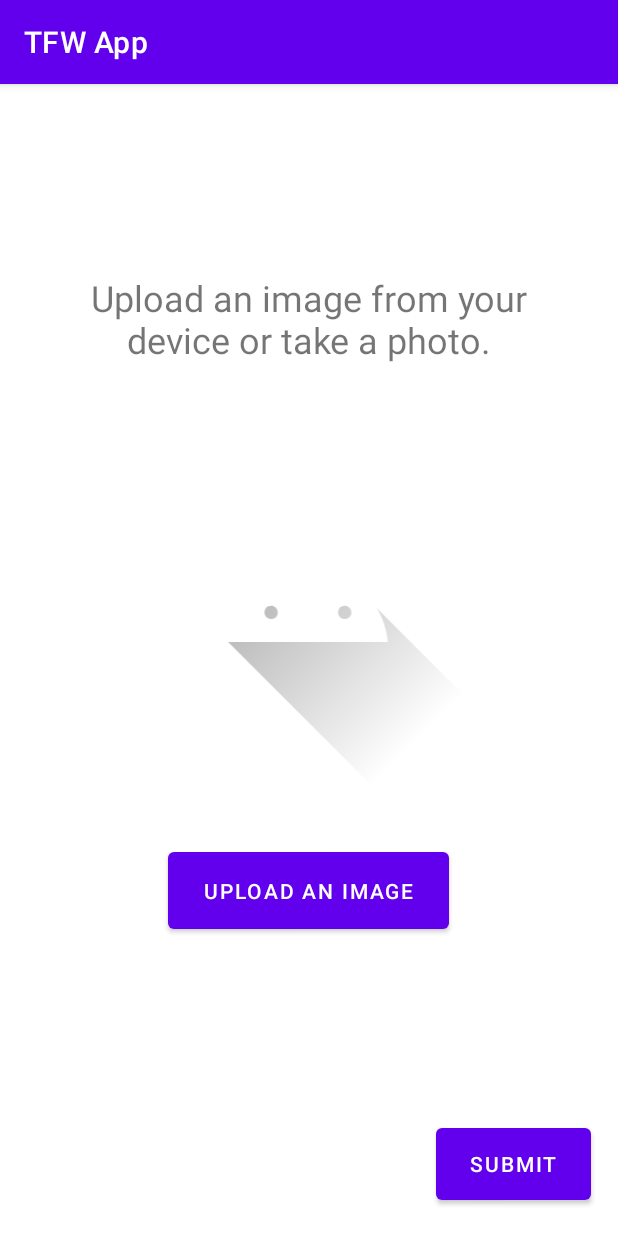
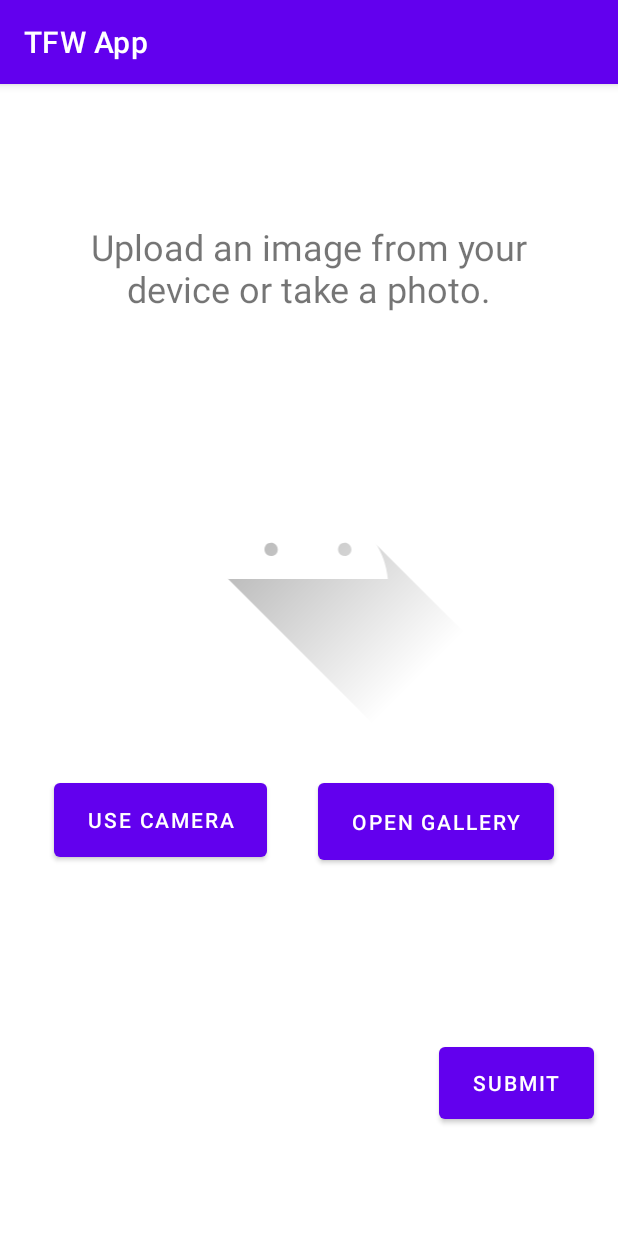
Before and after one commit to alwayzwrightz/TFW_App, an Android app: the screen it shows after launch (ImageUploadActivity), on a phone screen of 412 x 824 dp. Run offline under Robolectric (Android 15) with nearby library versions, the phone set to English and light mode, and no system bars.

Commit message:
Deric's test commit

```diff
--- a/app/src/main/java/com/example/tfwapp/ImageUploadActivity.java
+++ b/app/src/main/java/com/example/tfwapp/ImageUploadActivity.java
@@ -10,7 +10,8 @@ public class ImageUploadActivity extends AppCompatActivity {
     protected void onCreate(Bundle savedInstanceState) {
         super.onCreate(savedInstanceState);
         setContentView(R.layout.image_upload);
-
+        //Now i'm in the branch
+        //test
     }
 
 
--- a/app/src/main/res/layout/image_upload.xml
+++ b/app/src/main/res/layout/image_upload.xml
@@ -16,29 +16,31 @@
         app:layout_constraintHorizontal_bias="0.493"
         app:layout_constraintStart_toStartOf="parent"
         app:layout_constraintTop_toTopOf="parent"
-        app:layout_constraintVertical_bias="0.432" />
+        app:layout_constraintVertical_bias="0.351" />
 
     <Button
-        android:id="@+id/uploadImage_button"
-        android:layout_width="187dp"
-        android:layout_height="63dp"
-        android:layout_marginStart="112dp"
-        android:layout_marginTop="32dp"
-        android:text="Upload An Image"
+        android:id="@+id/uploadCameraImage_button"
+        android:layout_width="142dp"
+        android:layout_height="61dp"
+        android:layout_marginStart="36dp"
+        android:layout_marginTop="28dp"
+        android:text="Use Camera"
+        app:layout_constraintBottom_toBottomOf="parent"
         app:layout_constraintStart_toStartOf="parent"
-        app:layout_constraintTop_toBottomOf="@+id/imageView" />
+        app:layout_constraintTop_toBottomOf="@+id/imageView"
+        app:layout_constraintVertical_bias="0.0" />
 
     <Button
-        android:id="@+id/submitImage_button"
+        android:id="@+id/submit_button"
         android:layout_width="103dp"
         android:layout_height="60dp"
         android:text="Submit"
         app:layout_constraintBottom_toBottomOf="parent"
         app:layout_constraintEnd_toEndOf="parent"
-        app:layout_constraintHorizontal_bias="0.941"
+        app:layout_constraintHorizontal_bias="0.948"
         app:layout_constraintStart_toStartOf="parent"
         app:layout_constraintTop_toTopOf="parent"
-        app:layout_constraintVertical_bias="0.975" />
+        app:layout_constraintVertical_bias="0.898" />
 
     <TextView
         android:id="@+id/infor_textview"
@@ -51,6 +53,19 @@
         app:layout_constraintBottom_toTopOf="@+id/imageView"
         app:layout_constraintEnd_toEndOf="parent"
         app:layout_constraintStart_toStartOf="parent"
-        app:layout_constraintTop_toTopOf="parent" />
+        app:layout_constraintTop_toTopOf="parent"
+        app:layout_constraintVertical_bias="0.0" />
+
+    <Button
+        android:id="@+id/button"
+        android:layout_width="157dp"
+        android:layout_height="63dp"
+        android:layout_marginStart="212dp"
+        android:layout_marginTop="28dp"
+        android:text="Open Gallery"
+        app:layout_constraintBottom_toBottomOf="parent"
+        app:layout_constraintStart_toStartOf="parent"
+        app:layout_constraintTop_toBottomOf="@+id/imageView"
+        app:layout_constraintVertical_bias="0.0" />
 
 </androidx.constraintlayout.widget.ConstraintLayout>
```
